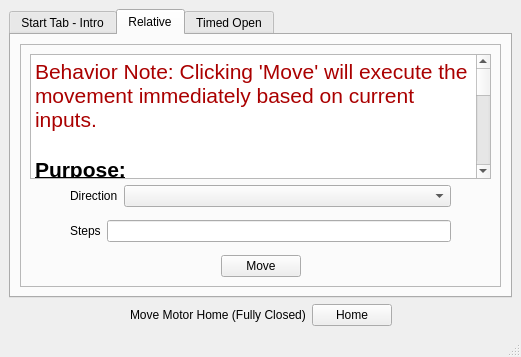
Before: the Qt Designer form mainwindow.ui in kpf5297/DValve, drawn with Qt 5.
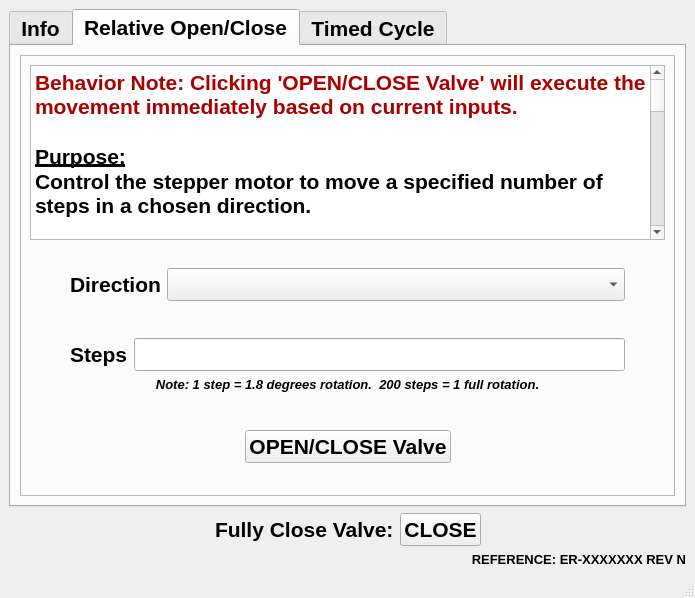
After: the same form once the commit is applied. The open tabs and pages were chosen to show the change.

Commit message: close to complete

The edit to the form file:
```diff
--- a/mainwindow.ui
+++ b/mainwindow.ui
@@ -6,8 +6,8 @@
    <rect>
     <x>0</x>
     <y>0</y>
-    <width>521</width>
-    <height>357</height>
+    <width>695</width>
+    <height>598</height>
    </rect>
   </property>
   <property name="windowTitle">
@@ -17,12 +17,18 @@
    <layout class="QVBoxLayout" name="verticalLayout_3">
     <item>
      <widget class="QTabWidget" name="tabWidget">
+      <property name="font">
+       <font>
+        <pointsize>16</pointsize>
+        <bold>true</bold>
+       </font>
+      </property>
       <property name="currentIndex">
        <number>2</number>
       </property>
       <widget class="QWidget" name="tab">
        <attribute name="title">
-        <string>Start Tab - Intro</string>
+        <string>Info</string>
        </attribute>
        <layout class="QHBoxLayout" name="horizontalLayout_8">
         <item>
@@ -45,7 +51,7 @@
       </widget>
       <widget class="QWidget" name="relative_tab">
        <attribute name="title">
-        <string>Relative</string>
+        <string>Relative Open/Close</string>
        </attribute>
        <layout class="QVBoxLayout" name="verticalLayout_5">
         <item>
@@ -66,30 +72,30 @@
 hr { height: 1px; border-width: 0; }
 li.unchecked::marker { content: &quot;\2610&quot;; }
 li.checked::marker { content: &quot;\2612&quot;; }
-&lt;/style&gt;&lt;/head&gt;&lt;body style=&quot; font-family:'Sans Serif'; font-size:9pt; font-weight:400; font-style:normal;&quot;&gt;
-&lt;p style=&quot; margin-top:0px; margin-bottom:0px; margin-left:0px; margin-right:0px; -qt-block-indent:0; text-indent:0px;&quot;&gt;&lt;span style=&quot; font-size:16pt; color:#aa0000;&quot;&gt;Behavior Note: Clicking 'Move' will execute the movement immediately based on current inputs.&lt;/span&gt;&lt;/p&gt;
-&lt;p style=&quot;-qt-paragraph-type:empty; margin-top:0px; margin-bottom:0px; margin-left:0px; margin-right:0px; -qt-block-indent:0; text-indent:0px; font-size:16pt; font-weight:700; text-decoration: underline;&quot;&gt;&lt;br /&gt;&lt;/p&gt;
-&lt;p style=&quot; margin-top:0px; margin-bottom:0px; margin-left:0px; margin-right:0px; -qt-block-indent:0; text-indent:0px;&quot;&gt;&lt;span style=&quot; font-size:16pt; font-weight:700; text-decoration: underline;&quot;&gt;Purpose:&lt;/span&gt;&lt;/p&gt;
-&lt;p style=&quot; margin-top:0px; margin-bottom:0px; margin-left:0px; margin-right:0px; -qt-block-indent:0; text-indent:0px;&quot;&gt;&lt;span style=&quot; font-size:16pt;&quot;&gt;Control the stepper motor to move a specified number of steps in a chosen direction.&lt;/span&gt;&lt;/p&gt;
-&lt;p style=&quot;-qt-paragraph-type:empty; margin-top:0px; margin-bottom:0px; margin-left:0px; margin-right:0px; -qt-block-indent:0; text-indent:0px; font-size:16pt;&quot;&gt;&lt;br /&gt;&lt;/p&gt;
-&lt;p style=&quot; margin-top:0px; margin-bottom:0px; margin-left:0px; margin-right:0px; -qt-block-indent:0; text-indent:0px;&quot;&gt;&lt;span style=&quot; font-size:16pt; font-weight:700; text-decoration: underline;&quot;&gt;Inputs:&lt;/span&gt;&lt;/p&gt;
-&lt;p style=&quot; margin-top:0px; margin-bottom:0px; margin-left:0px; margin-right:0px; -qt-block-indent:0; text-indent:0px;&quot;&gt;&lt;span style=&quot; font-size:16pt; text-decoration: underline;&quot;&gt;Steps (integer):&lt;/span&gt;&lt;/p&gt;
-&lt;p style=&quot; margin-top:0px; margin-bottom:0px; margin-left:0px; margin-right:0px; -qt-block-indent:0; text-indent:0px;&quot;&gt;&lt;span style=&quot; font-size:16pt;&quot;&gt;Description: Enter the number of steps you want the motor to move.&lt;/span&gt;&lt;/p&gt;
-&lt;p style=&quot; margin-top:0px; margin-bottom:0px; margin-left:0px; margin-right:0px; -qt-block-indent:0; text-indent:0px;&quot;&gt;&lt;span style=&quot; font-size:16pt;&quot;&gt;Allowed Values: Positive integers only.&lt;/span&gt;&lt;/p&gt;
-&lt;p style=&quot; margin-top:0px; margin-bottom:0px; margin-left:0px; margin-right:0px; -qt-block-indent:0; text-indent:0px;&quot;&gt;&lt;span style=&quot; font-size:16pt;&quot;&gt;Example: 100 for 100 steps forward.&lt;/span&gt;&lt;/p&gt;
-&lt;p style=&quot; margin-top:0px; margin-bottom:0px; margin-left:0px; margin-right:0px; -qt-block-indent:0; text-indent:0px;&quot;&gt;&lt;span style=&quot; font-size:16pt;&quot;&gt;Direction (dropdown):&lt;/span&gt;&lt;/p&gt;
-&lt;p style=&quot;-qt-paragraph-type:empty; margin-top:0px; margin-bottom:0px; margin-left:0px; margin-right:0px; -qt-block-indent:0; text-indent:0px; font-size:16pt;&quot;&gt;&lt;br /&gt;&lt;/p&gt;
-&lt;p style=&quot; margin-top:0px; margin-bottom:0px; margin-left:0px; margin-right:0px; -qt-block-indent:0; text-indent:0px;&quot;&gt;&lt;span style=&quot; font-size:16pt; text-decoration: underline;&quot;&gt;Options: 'Forward', 'Reverse'&lt;/span&gt;&lt;/p&gt;
-&lt;p style=&quot; margin-top:0px; margin-bottom:0px; margin-left:0px; margin-right:0px; -qt-block-indent:0; text-indent:0px;&quot;&gt;&lt;span style=&quot; font-size:16pt;&quot;&gt;Description: Select the direction in which the motor should move.&lt;/span&gt;&lt;/p&gt;
-&lt;p style=&quot; margin-top:0px; margin-bottom:0px; margin-left:0px; margin-right:0px; -qt-block-indent:0; text-indent:0px;&quot;&gt;&lt;span style=&quot; font-size:16pt;&quot;&gt;Note: 'Forward' might increase position count, 'Reverse' might decrease it, depending on your motor setup.&lt;/span&gt;&lt;/p&gt;
-&lt;p style=&quot;-qt-paragraph-type:empty; margin-top:0px; margin-bottom:0px; margin-left:0px; margin-right:0px; -qt-block-indent:0; text-indent:0px; font-size:16pt;&quot;&gt;&lt;br /&gt;&lt;/p&gt;
-&lt;p style=&quot; margin-top:0px; margin-bottom:0px; margin-left:0px; margin-right:0px; -qt-block-indent:0; text-indent:0px;&quot;&gt;&lt;span style=&quot; font-size:16pt; font-weight:700; text-decoration: underline;&quot;&gt;Controls:&lt;/span&gt;&lt;/p&gt;
-&lt;p style=&quot; margin-top:0px; margin-bottom:0px; margin-left:0px; margin-right:0px; -qt-block-indent:0; text-indent:0px;&quot;&gt;&lt;span style=&quot; font-size:16pt; text-decoration: underline;&quot;&gt;Move Button:&lt;/span&gt;&lt;/p&gt;
-&lt;p style=&quot; margin-top:0px; margin-bottom:0px; margin-left:0px; margin-right:0px; -qt-block-indent:0; text-indent:0px;&quot;&gt;&lt;span style=&quot; font-size:16pt;&quot;&gt;Function: Initiates the movement of the motor based on the specified steps and direction.&lt;/span&gt;&lt;/p&gt;
-&lt;p style=&quot; margin-top:0px; margin-bottom:0px; margin-left:0px; margin-right:0px; -qt-block-indent:0; text-indent:0px;&quot;&gt;&lt;span style=&quot; font-size:16pt; color:#aa0000;&quot;&gt;Behavior Note: Clicking 'Move' will execute the movement immediately based on current inputs.&lt;/span&gt;&lt;/p&gt;
-&lt;p style=&quot;-qt-paragraph-type:empty; margin-top:0px; margin-bottom:0px; margin-left:0px; margin-right:0px; -qt-block-indent:0; text-indent:0px; font-size:16pt;&quot;&gt;&lt;br /&gt;&lt;/p&gt;
-&lt;p style=&quot; margin-top:0px; margin-bottom:0px; margin-left:0px; margin-right:0px; -qt-block-indent:0; text-indent:0px;&quot;&gt;&lt;span style=&quot; font-size:16pt; font-weight:700; text-decoration: underline;&quot;&gt;Note:&lt;/span&gt;&lt;/p&gt;
-&lt;p style=&quot; margin-top:0px; margin-bottom:0px; margin-left:0px; margin-right:0px; -qt-block-indent:0; text-indent:0px;&quot;&gt;&lt;span style=&quot; font-size:16pt;&quot;&gt;Ensure that the number of steps entered does not exceed the mechanical limits.  There is error handling for the number of steps at any given microstep setting, but it is not perfect.&lt;/span&gt;&lt;/p&gt;&lt;/body&gt;&lt;/html&gt;</string>
+&lt;/style&gt;&lt;/head&gt;&lt;body style=&quot; font-family:'Sans Serif'; font-size:16pt; font-weight:700; font-style:normal;&quot;&gt;
+&lt;p style=&quot; margin-top:0px; margin-bottom:0px; margin-left:0px; margin-right:0px; -qt-block-indent:0; text-indent:0px;&quot;&gt;&lt;span style=&quot; color:#aa0000;&quot;&gt;Behavior Note: Clicking 'OPEN/CLOSE Valve' will execute the movement immediately based on current inputs.&lt;/span&gt;&lt;/p&gt;
+&lt;p style=&quot;-qt-paragraph-type:empty; margin-top:0px; margin-bottom:0px; margin-left:0px; margin-right:0px; -qt-block-indent:0; text-indent:0px; text-decoration: underline;&quot;&gt;&lt;br /&gt;&lt;/p&gt;
+&lt;p style=&quot; margin-top:0px; margin-bottom:0px; margin-left:0px; margin-right:0px; -qt-block-indent:0; text-indent:0px;&quot;&gt;&lt;span style=&quot; text-decoration: underline;&quot;&gt;Purpose:&lt;/span&gt;&lt;/p&gt;
+&lt;p style=&quot; margin-top:0px; margin-bottom:0px; margin-left:0px; margin-right:0px; -qt-block-indent:0; text-indent:0px;&quot;&gt;Control the stepper motor to move a specified number of steps in a chosen direction.&lt;/p&gt;
+&lt;p style=&quot;-qt-paragraph-type:empty; margin-top:0px; margin-bottom:0px; margin-left:0px; margin-right:0px; -qt-block-indent:0; text-indent:0px;&quot;&gt;&lt;br /&gt;&lt;/p&gt;
+&lt;p style=&quot; margin-top:0px; margin-bottom:0px; margin-left:0px; margin-right:0px; -qt-block-indent:0; text-indent:0px;&quot;&gt;&lt;span style=&quot; text-decoration: underline;&quot;&gt;Inputs:&lt;/span&gt;&lt;/p&gt;
+&lt;p style=&quot; margin-top:0px; margin-bottom:0px; margin-left:0px; margin-right:0px; -qt-block-indent:0; text-indent:0px;&quot;&gt;&lt;span style=&quot; text-decoration: underline;&quot;&gt;Steps (integer):&lt;/span&gt;&lt;/p&gt;
+&lt;p style=&quot; margin-top:0px; margin-bottom:0px; margin-left:0px; margin-right:0px; -qt-block-indent:0; text-indent:0px;&quot;&gt;Description: Enter the number of steps you want the motor to move.&lt;/p&gt;
+&lt;p style=&quot; margin-top:0px; margin-bottom:0px; margin-left:0px; margin-right:0px; -qt-block-indent:0; text-indent:0px;&quot;&gt;Allowed Values: Positive integers only.&lt;/p&gt;
+&lt;p style=&quot; margin-top:0px; margin-bottom:0px; margin-left:0px; margin-right:0px; -qt-block-indent:0; text-indent:0px;&quot;&gt;Example: 100 for 100 steps forward.&lt;/p&gt;
+&lt;p style=&quot; margin-top:0px; margin-bottom:0px; margin-left:0px; margin-right:0px; -qt-block-indent:0; text-indent:0px;&quot;&gt;Direction (dropdown):&lt;/p&gt;
+&lt;p style=&quot;-qt-paragraph-type:empty; margin-top:0px; margin-bottom:0px; margin-left:0px; margin-right:0px; -qt-block-indent:0; text-indent:0px;&quot;&gt;&lt;br /&gt;&lt;/p&gt;
+&lt;p style=&quot; margin-top:0px; margin-bottom:0px; margin-left:0px; margin-right:0px; -qt-block-indent:0; text-indent:0px;&quot;&gt;&lt;span style=&quot; text-decoration: underline;&quot;&gt;Options: 'Forward', 'Reverse'&lt;/span&gt;&lt;/p&gt;
+&lt;p style=&quot; margin-top:0px; margin-bottom:0px; margin-left:0px; margin-right:0px; -qt-block-indent:0; text-indent:0px;&quot;&gt;Description: Select the direction in which the motor should move.&lt;/p&gt;
+&lt;p style=&quot; margin-top:0px; margin-bottom:0px; margin-left:0px; margin-right:0px; -qt-block-indent:0; text-indent:0px;&quot;&gt;Note: 'Forward' might increase position count, 'Reverse' might decrease it, depending on your motor setup.&lt;/p&gt;
+&lt;p style=&quot;-qt-paragraph-type:empty; margin-top:0px; margin-bottom:0px; margin-left:0px; margin-right:0px; -qt-block-indent:0; text-indent:0px;&quot;&gt;&lt;br /&gt;&lt;/p&gt;
+&lt;p style=&quot; margin-top:0px; margin-bottom:0px; margin-left:0px; margin-right:0px; -qt-block-indent:0; text-indent:0px;&quot;&gt;&lt;span style=&quot; text-decoration: underline;&quot;&gt;Controls:&lt;/span&gt;&lt;/p&gt;
+&lt;p style=&quot; margin-top:0px; margin-bottom:0px; margin-left:0px; margin-right:0px; -qt-block-indent:0; text-indent:0px;&quot;&gt;&lt;span style=&quot; text-decoration: underline;&quot;&gt;Move Button:&lt;/span&gt;&lt;/p&gt;
+&lt;p style=&quot; margin-top:0px; margin-bottom:0px; margin-left:0px; margin-right:0px; -qt-block-indent:0; text-indent:0px;&quot;&gt;Function: Initiates the movement of the motor based on the specified steps and direction.&lt;/p&gt;
+&lt;p style=&quot; margin-top:0px; margin-bottom:0px; margin-left:0px; margin-right:0px; -qt-block-indent:0; text-indent:0px;&quot;&gt;&lt;span style=&quot; color:#aa0000;&quot;&gt;Behavior Note: Clicking 'Move' will execute the movement immediately based on current inputs.&lt;/span&gt;&lt;/p&gt;
+&lt;p style=&quot;-qt-paragraph-type:empty; margin-top:0px; margin-bottom:0px; margin-left:0px; margin-right:0px; -qt-block-indent:0; text-indent:0px;&quot;&gt;&lt;br /&gt;&lt;/p&gt;
+&lt;p style=&quot; margin-top:0px; margin-bottom:0px; margin-left:0px; margin-right:0px; -qt-block-indent:0; text-indent:0px;&quot;&gt;&lt;span style=&quot; text-decoration: underline;&quot;&gt;Note:&lt;/span&gt;&lt;/p&gt;
+&lt;p style=&quot; margin-top:0px; margin-bottom:0px; margin-left:0px; margin-right:0px; -qt-block-indent:0; text-indent:0px;&quot;&gt;Ensure that the number of steps entered does not exceed the mechanical limits.  There is error handling for the number of steps at any given microstep setting, but it is not perfect.&lt;/p&gt;&lt;/body&gt;&lt;/html&gt;</string>
              </property>
             </widget>
            </item>
@@ -107,7 +113,7 @@
             </spacer>
            </item>
            <item>
-            <layout class="QVBoxLayout" name="verticalLayout_2" stretch="1,0,1,0,1">
+            <layout class="QVBoxLayout" name="verticalLayout_2" stretch="1,0,1,0,0,1">
              <property name="sizeConstraint">
               <enum>QLayout::SetDefaultConstraint</enum>
              </property>
@@ -204,6 +210,23 @@
                </item>
               </layout>
              </item>
+             <item>
+              <widget class="QLabel" name="label_3">
+               <property name="font">
+                <font>
+                 <pointsize>10</pointsize>
+                 <italic>true</italic>
+                 <bold>true</bold>
+                </font>
+               </property>
+               <property name="text">
+                <string>Note: 1 step = 1.8 degrees rotation.  200 steps = 1 full rotation.</string>
+               </property>
+               <property name="alignment">
+                <set>Qt::AlignCenter</set>
+               </property>
+              </widget>
+             </item>
              <item>
               <spacer name="verticalSpacer">
                <property name="orientation">
@@ -235,7 +258,10 @@
                <item>
                 <widget class="QPushButton" name="move_pushButton">
                  <property name="text">
-                  <string>Move</string>
+                  <string>OPEN/CLOSE Valve</string>
+                 </property>
+                 <property name="autoDefault">
+                  <bool>false</bool>
                  </property>
                 </widget>
                </item>
@@ -276,7 +302,7 @@
       </widget>
       <widget class="QWidget" name="timed_open_tab">
        <attribute name="title">
-        <string>Timed Open</string>
+        <string>Timed Cycle</string>
        </attribute>
        <layout class="QVBoxLayout" name="verticalLayout_6">
         <item>
@@ -506,15 +532,27 @@
         </item>
         <item>
          <widget class="QLabel" name="home_button_label">
+          <property name="font">
+           <font>
+            <pointsize>16</pointsize>
+            <bold>true</bold>
+           </font>
+          </property>
           <property name="text">
-           <string>Move Motor Home (Fully Closed)</string>
+           <string>Fully Close Valve:</string>
           </property>
          </widget>
         </item>
         <item>
          <widget class="QPushButton" name="home_pushButton">
+          <property name="font">
+           <font>
+            <pointsize>16</pointsize>
+            <bold>true</bold>
+           </font>
+          </property>
           <property name="text">
-           <string>Home</string>
+           <string>CLOSE</string>
           </property>
          </widget>
         </item>
@@ -535,6 +573,35 @@
       </item>
      </layout>
     </item>
+    <item>
+     <spacer name="verticalSpacer_9">
+      <property name="orientation">
+       <enum>Qt::Vertical</enum>
+      </property>
+      <property name="sizeHint" stdset="0">
+       <size>
+        <width>20</width>
+        <height>40</height>
+       </size>
+      </property>
+     </spacer>
+    </item>
+    <item>
+     <widget class="QLabel" name="label_2">
+      <property name="font">
+       <font>
+        <pointsize>10</pointsize>
+        <bold>true</bold>
+       </font>
+      </property>
+      <property name="text">
+       <string>REFERENCE: ER-XXXXXXX REV N</string>
+      </property>
+      <property name="alignment">
+       <set>Qt::AlignRight|Qt::AlignTrailing|Qt::AlignVCenter</set>
+      </property>
+     </widget>
+    </item>
    </layout>
   </widget>
   <widget class="QMenuBar" name="menubar">
```
Left out of the diff: 96 changed lines with no effect on the pictures. The commit also changes 5 other files.
